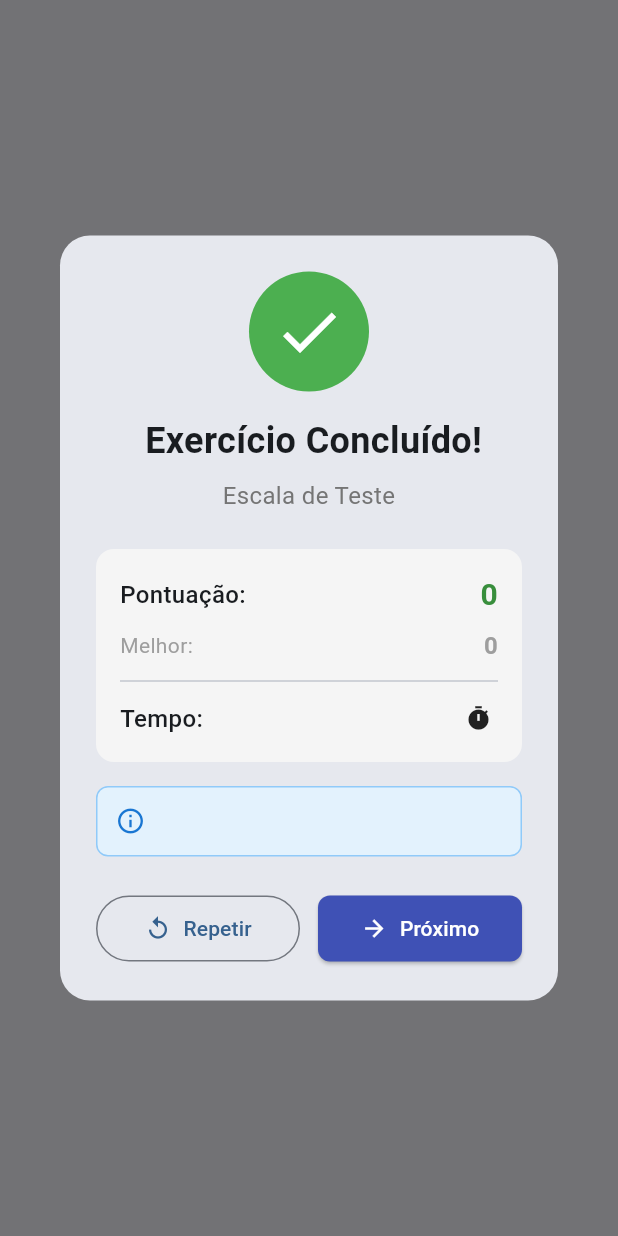
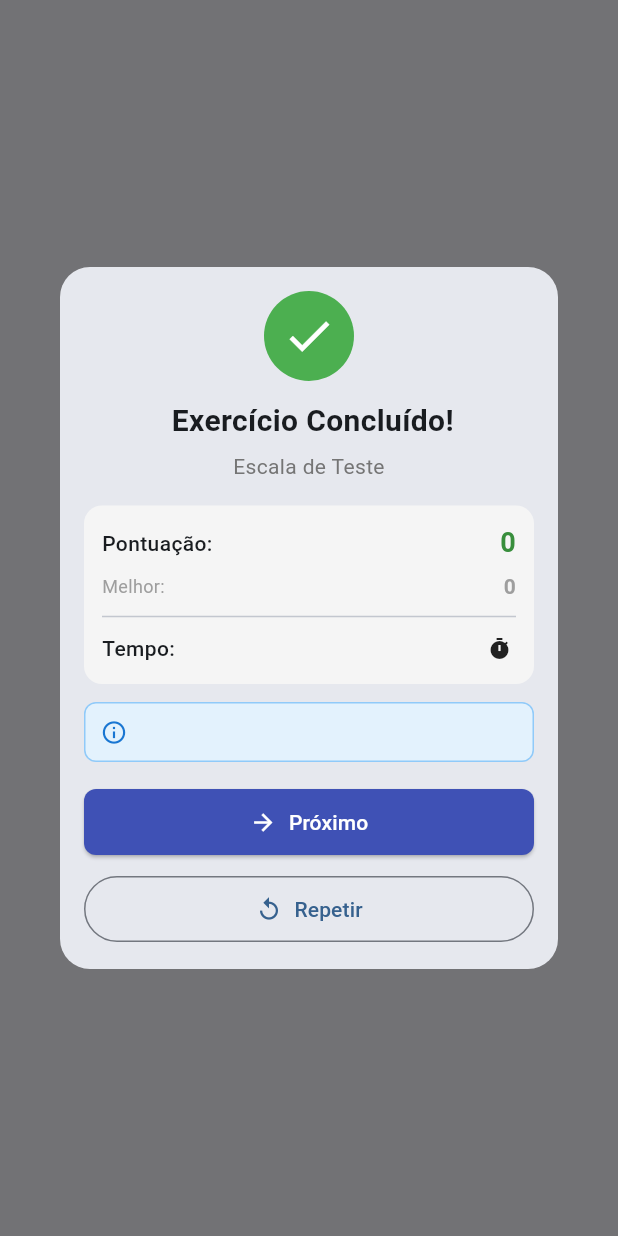
Before and after one commit to MisaelMS/GlideTrombone, a Flutter app: what show() shows on an empty page, opened directly with sample values from the repository, on a phone screen of 412 x 824 dp. Run offline on Flutter 3.47's test engine with Material 3 defaults, Android fonts, the light colour scheme and no system bars; our stand-ins replace audioplayers, hive, hive_flutter, permission_handler; missing offline and left inert: flutter_midi_pro, flutter_sound; accounts and stored records are empty.

Commit message:
ajustado responsivo e bpm

```diff
--- a/lib/screens/trombone_practice_screen.dart
+++ b/lib/screens/trombone_practice_screen.dart
@@ -36,6 +36,8 @@ class _TrombonePracticeScreenState extends State<TrombonePracticeScreen>
 
   MetronomeService? _metronomeService;
   bool _isMetronomePlaying = false;
+
+  Timer? _noteTimer;
 
   bool _isListening = false;
   bool _isInitialized = false;
@@ -357,6 +359,9 @@ class _TrombonePracticeScreenState extends State<TrombonePracticeScreen>
       await _audioSubscription?.cancel();
       _audioSubscription = null;
 
+      _noteTimer?.cancel();
+      _noteTimer = null;
+
       setState(() {
         _isListening = false;
         _currentPitch = 0.0;
@@ -423,6 +428,9 @@ class _TrombonePracticeScreenState extends State<TrombonePracticeScreen>
 
         _accuracyController.animateTo(_pitchAccuracy);
 
+        int bpm = _exercises[_currentExercise].tempo;
+        int noteDurationMs = (60000 / bpm).round();
+
         if (_pitchAccuracy > 0.8 && _lastAccuracy <= 0.8) {
           _audioService.playCorrectSound();
           _noteProgressController.forward();
@@ -435,7 +443,7 @@ class _TrombonePracticeScreenState extends State<TrombonePracticeScreen>
             isCorrect: true,
           );
 
-          Future.delayed(const Duration(milliseconds: 1500), () {
+          Future.delayed(Duration(milliseconds: noteDurationMs), () {
             if (_pitchAccuracy > 0.8 && _isListening) {
               _nextNote();
             }
--- a/lib/widgets/completion_dialog.dart
+++ b/lib/widgets/completion_dialog.dart
@@ -20,15 +20,21 @@ class CompletionDialog {
         shape: RoundedRectangleBorder(
           borderRadius: BorderRadius.circular(20),
         ),
+        child: LayoutBuilder(
+          builder: (context, constraints) {
+            final screenWidth = MediaQuery.of(context).size.width;
+            final isSmallScreen = screenWidth < 600;
+
+            return SingleChildScrollView(
               child: Padding(
-          padding: const EdgeInsets.all(24),
+                padding: EdgeInsets.all(isSmallScreen ? 16 : 24),
                 child: Column(
                   mainAxisSize: MainAxisSize.min,
                   children: [
                     // Ícone de sucesso
                     Container(
-                width: 80,
-                height: 80,
+                      width: isSmallScreen ? 60 : 80,
+                      height: isSmallScreen ? 60 : 80,
                       decoration: BoxDecoration(
                         color: isNewRecord ? Colors.amber : Colors.green,
                         shape: BoxShape.circle,
@@ -36,36 +42,36 @@ class CompletionDialog {
                       child: Icon(
                         isNewRecord ? Icons.emoji_events : Icons.check,
                         color: Colors.white,
-                  size: 48,
+                        size: isSmallScreen ? 36 : 48,
                       ),
                     ),
 
-              const SizedBox(height: 16),
+                    SizedBox(height: isSmallScreen ? 12 : 16),
 
                     Text(
                       isNewRecord ? ' Novo Recorde!' : ' Exercício Concluído!',
-                style: const TextStyle(
-                  fontSize: 24,
+                      style: TextStyle(
+                        fontSize: isSmallScreen ? 20 : 24,
                         fontWeight: FontWeight.bold,
                       ),
                       textAlign: TextAlign.center,
                     ),
 
-              const SizedBox(height: 8),
+                    SizedBox(height: isSmallScreen ? 6 : 8),
 
                     Text(
                       exercise.name,
                       style: TextStyle(
-                  fontSize: 16,
+                        fontSize: isSmallScreen ? 14 : 16,
                         color: Colors.grey[600],
                       ),
                       textAlign: TextAlign.center,
                     ),
 
-              const SizedBox(height: 24),
+                    SizedBox(height: isSmallScreen ? 16 : 24),
 
                     Container(
-                padding: const EdgeInsets.all(16),
+                      padding: EdgeInsets.all(isSmallScreen ? 12 : 16),
                       decoration: BoxDecoration(
                         color: Colors.grey[100],
                         borderRadius: BorderRadius.circular(12),
@@ -75,17 +81,17 @@ class CompletionDialog {
                           Row(
                             mainAxisAlignment: MainAxisAlignment.spaceBetween,
                             children: [
-                        const Text(
+                              Text(
                                 'Pontuação:',
                                 style: TextStyle(
-                            fontSize: 16,
+                                  fontSize: isSmallScreen ? 14 : 16,
                                   fontWeight: FontWeight.w500,
                                 ),
                               ),
                               Text(
                                 '$totalScore',
                                 style: TextStyle(
-                            fontSize: 20,
+                                  fontSize: isSmallScreen ? 18 : 20,
                                   fontWeight: FontWeight.bold,
                                   color: isNewRecord ? Colors.amber[700] : Colors.green[700],
                                 ),
@@ -94,21 +100,21 @@ class CompletionDialog {
                           ),
 
                           if (bestScore != null && !isNewRecord) ...[
-                      const SizedBox(height: 8),
+                            SizedBox(height: isSmallScreen ? 6 : 8),
                             Row(
                               mainAxisAlignment: MainAxisAlignment.spaceBetween,
                               children: [
-                          const Text(
+                                Text(
                                   'Melhor:',
                                   style: TextStyle(
-                              fontSize: 14,
+                                    fontSize: isSmallScreen ? 12 : 14,
                                     color: Colors.grey,
                                   ),
                                 ),
                                 Text(
                                   '$bestScore',
-                            style: const TextStyle(
-                              fontSize: 16,
+                                  style: TextStyle(
+                                    fontSize: isSmallScreen ? 14 : 16,
                                     fontWeight: FontWeight.bold,
                                     color: Colors.grey,
                                   ),
@@ -117,26 +123,26 @@ class CompletionDialog {
                             ),
                           ],
 
-                    const Divider(height: 24),
+                          Divider(height: isSmallScreen ? 20 : 24),
 
                           Row(
                             mainAxisAlignment: MainAxisAlignment.spaceBetween,
                             children: [
-                        const Text(
+                              Text(
                                 'Tempo:',
                                 style: TextStyle(
-                            fontSize: 16,
+                                  fontSize: isSmallScreen ? 14 : 16,
                                   fontWeight: FontWeight.w500,
                                 ),
                               ),
                               Row(
                                 children: [
-                            const Icon(Icons.timer, size: 18),
-                            const SizedBox(width: 4),
+                                  Icon(Icons.timer, size: isSmallScreen ? 16 : 18),
+                                  SizedBox(width: isSmallScreen ? 3 : 4),
                                   Text(
                                     formattedTime,
-                              style: const TextStyle(
-                                fontSize: 18,
+                                    style: TextStyle(
+                                      fontSize: isSmallScreen ? 16 : 18,
                                       fontWeight: FontWeight.bold,
                                     ),
                                   ),
@@ -148,10 +154,10 @@ class CompletionDialog {
                       ),
                     ),
 
-              const SizedBox(height: 16),
+                    SizedBox(height: isSmallScreen ? 12 : 16),
 
                     Container(
-                padding: const EdgeInsets.all(12),
+                      padding: EdgeInsets.all(isSmallScreen ? 10 : 12),
                       decoration: BoxDecoration(
                         color: isNewRecord ? Colors.amber[50] : Colors.blue[50],
                         borderRadius: BorderRadius.circular(8),
@@ -164,14 +170,14 @@ class CompletionDialog {
                           Icon(
                             isNewRecord ? Icons.celebration : Icons.info_outline,
                             color: isNewRecord ? Colors.amber[700] : Colors.blue[700],
-                      size: 20,
+                            size: isSmallScreen ? 18 : 20,
                           ),
-                    const SizedBox(width: 8),
+                          SizedBox(width: isSmallScreen ? 6 : 8),
                           Expanded(
                             child: Text(
                               scoreMessage,
                               style: TextStyle(
-                          fontSize: 14,
+                                fontSize: isSmallScreen ? 12 : 14,
                                 color: isNewRecord ? Colors.amber[900] : Colors.blue[900],
                                 fontWeight: FontWeight.w500,
                               ),
@@ -181,8 +187,39 @@ class CompletionDialog {
                       ),
                     ),
 
-              const SizedBox(height: 24),
+                    SizedBox(height: isSmallScreen ? 16 : 24),
 
+                    if (isSmallScreen)
+                      Column(
+                        children: [
+                          SizedBox(
+                            width: double.infinity,
+                            child: ElevatedButton.icon(
+                              onPressed: onNext,
+                              icon: const Icon(Icons.arrow_forward),
+                              label: const Text('Próximo'),
+                              style: ElevatedButton.styleFrom(
+                                padding: const EdgeInsets.symmetric(vertical: 12),
+                                backgroundColor: Colors.indigo,
+                                foregroundColor: Colors.white,
+                              ),
+                            ),
+                          ),
+                          const SizedBox(height: 10),
+                          SizedBox(
+                            width: double.infinity,
+                            child: OutlinedButton.icon(
+                              onPressed: onRepeat,
+                              icon: const Icon(Icons.replay),
+                              label: const Text('Repetir'),
+                              style: OutlinedButton.styleFrom(
+                                padding: const EdgeInsets.symmetric(vertical: 12),
+                              ),
+                            ),
+                          ),
+                        ],
+                      )
+                    else
                       Row(
                         children: [
                           Expanded(
@@ -213,6 +250,9 @@ class CompletionDialog {
                   ],
                 ),
               ),
+            );
+          },
+        ),
       ),
     );
   }
```
Lines whose indentation alone changed are shown as unchanged.
